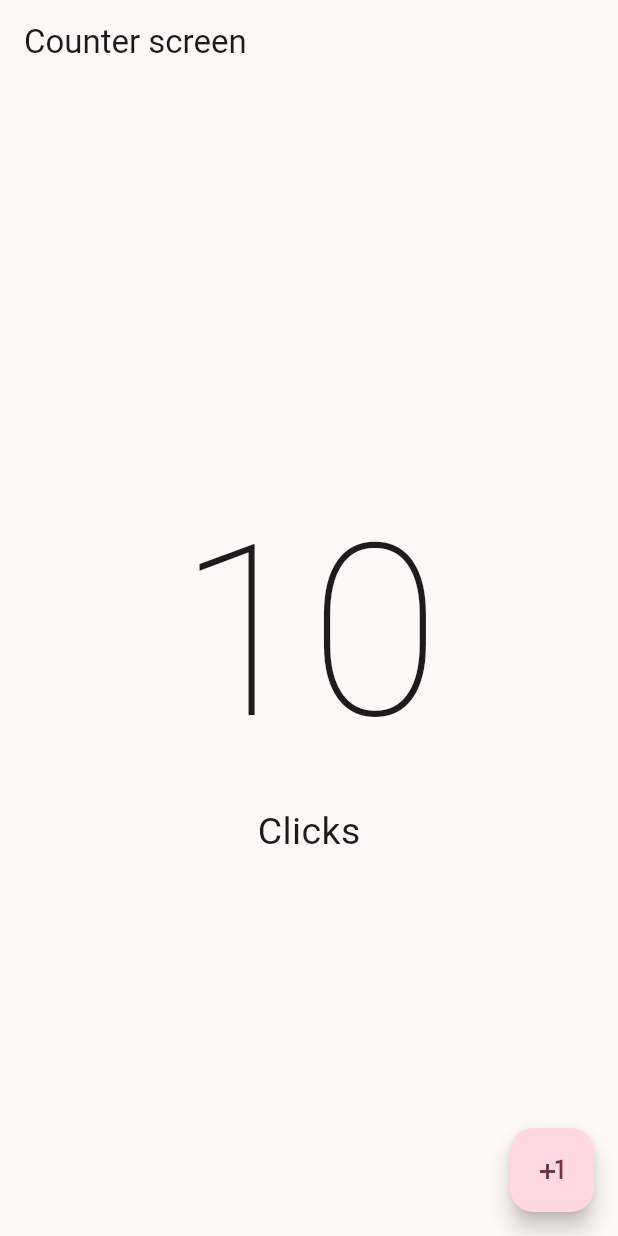
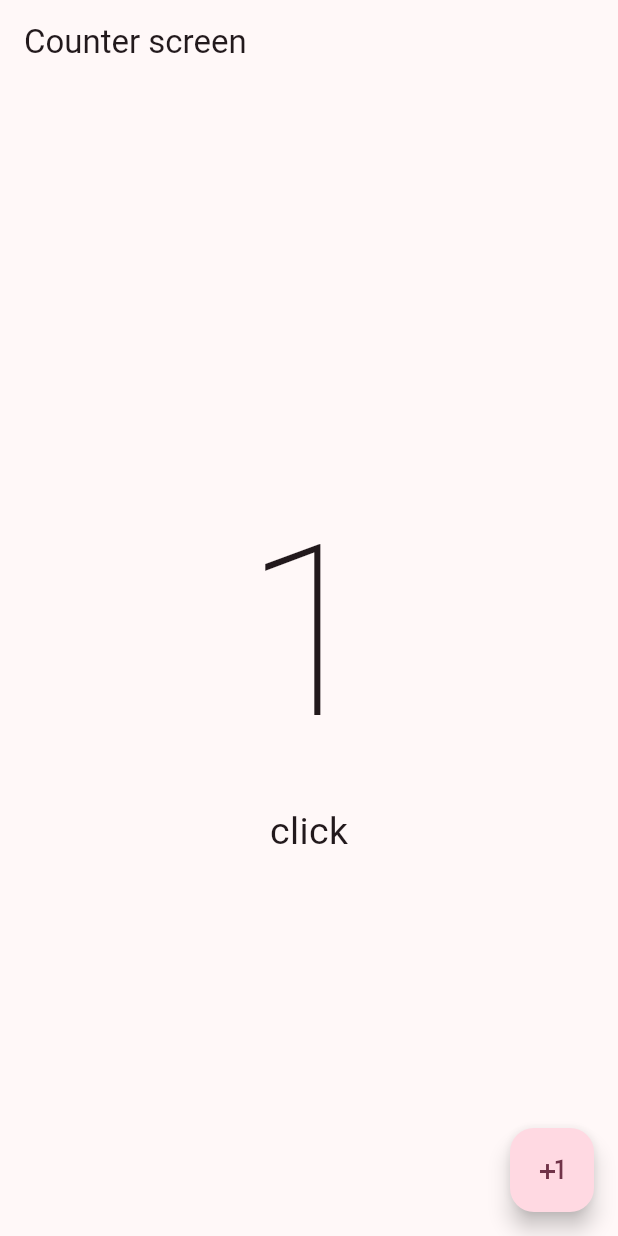
Before and after one commit to ArtroxxDev/Flutter, a Flutter app: the screen it shows after launch, after a tap on the "plus one" icon, on a phone screen of 412 x 824 dp. Run offline on Flutter 3.47's test engine with Material 3 defaults, Android fonts, the phone set to English and light mode, and no system bars.

Commit message:
Added a interactive function

```diff
--- a/02_intro_flutter/hello_world_app/lib/presentation/screens/counters/counter_screen.dart
+++ b/02_intro_flutter/hello_world_app/lib/presentation/screens/counters/counter_screen.dart
@@ -1,7 +1,15 @@
 import 'package:flutter/material.dart';
 
-class CounterScreen extends StatelessWidget {
+class CounterScreen extends StatefulWidget {
   const CounterScreen({super.key});
+
+  @override
+  State<CounterScreen> createState() => _CounterScreenState();
+}
+
+class _CounterScreenState extends State<CounterScreen> {
+  int clickCounter = 0;
+  String texto = "clicks";
 
   @override
   Widget build(BuildContext context) {
@@ -9,22 +17,34 @@ class CounterScreen extends StatelessWidget {
       appBar: AppBar(
         title: const Text('Counter screen'),
       ),
-      body: const Center(
+      body: Center(
           child: Column(
         mainAxisAlignment: MainAxisAlignment.center,
         children: [
           Text(
-            '10',
-            style: TextStyle(fontSize: 160, fontWeight: FontWeight.w100),
+            '$clickCounter',
+            style: const TextStyle(fontSize: 160, fontWeight: FontWeight.w100),
           ),
-          Text('Clicks',
-              style: TextStyle(
+          Text(texto,
+              style: const TextStyle(
                 fontSize: 25,
               ))
         ],
       )),
       floatingActionButton: FloatingActionButton(
-        onPressed: () {},
+        onPressed: () {
+          //El setState es una funcion que renderiza en tiempo real la pantalla
+          setState(() {
+            clickCounter++;
+            if (clickCounter != 1) {
+              texto = 'clicks';
+            } else if (clickCounter == 0) {
+              texto = 'clicks';
+            } else {
+              texto = 'click';
+            }
+          });
+        },
         child: const Icon(Icons.plus_one),
       ),
     );
```
